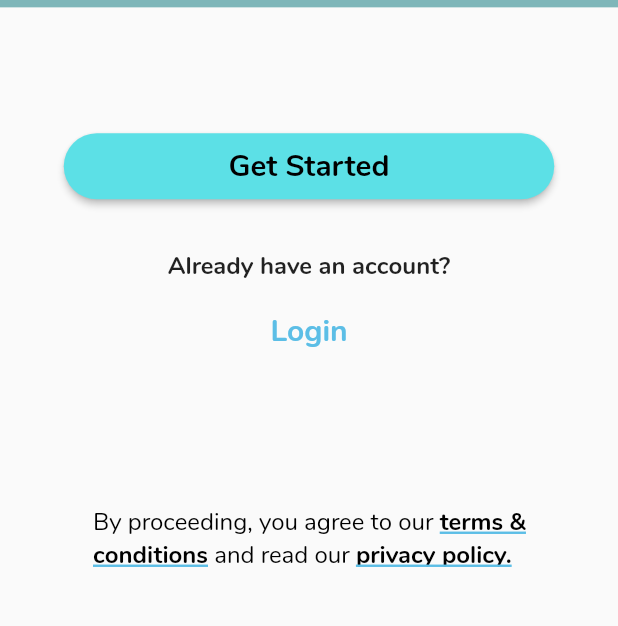
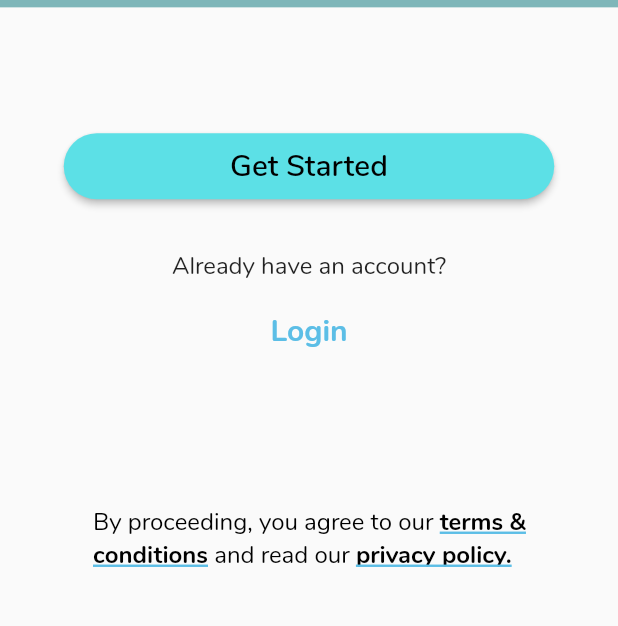
Before and after one commit to anandhuAdapNxt/healthproject, a Flutter app: the screen it shows after launch, on a phone screen of 412 x 824 dp, the part 574-1200 px from its top. Run offline on Flutter 3.47's test engine with Material 2 defaults, Android fonts, the phone set to English and light mode, and no system bars; our stand-ins replace unicons.

```diff
--- a/lib/screens/loginpage/screen_loginpage.dart
+++ b/lib/screens/loginpage/screen_loginpage.dart
@@ -45,7 +45,7 @@ class ScreenLoginPage extends StatelessWidget {
                     'Get Started',
                     style: TextStyle(
                       fontSize: 20,
-                      fontFamily: "Nunito",
+                      fontFamily: "Nunito600",
                       fontStyle: FontStyle.normal,
                       fontWeight: FontWeight.w600,
                       color: Color(0xff000000),
@@ -60,7 +60,7 @@ class ScreenLoginPage extends StatelessWidget {
                 'Already have an account?',
                 style: TextStyle(
                   fontSize: 16,
-                  fontFamily: "Nunito",
+                  fontFamily: "NunitoRegular",
                   fontStyle: FontStyle.normal,
                   fontWeight: FontWeight.w400,
                 ),
--- a/lib/screens/widgets/bottom_nav.dart
+++ b/lib/screens/widgets/bottom_nav.dart
@@ -32,7 +32,7 @@ class _BottomNavigationState extends State<BottomNavigation> {
         color: Colors.black,
       ),
       unselectedLabelStyle: const TextStyle(
-        fontFamily: "Nunito",
+        fontFamily: "NunitoRegular",
         fontWeight: FontWeight.w400,
         fontStyle: FontStyle.normal,
         color: Color(
--- a/pubspec.yaml
+++ b/pubspec.yaml
@@ -93,6 +93,12 @@ flutter:
     - family: NunitoRegular
       fonts:
         - asset: assets/fonts/Nunito-regular.ttf
+    - family: Nunito600
+      fonts:
+        - asset: assets/fonts/Nunito-600.ttf
+    - family: Nunito800
+      fonts:
+        - asset: assets/fonts/Nunito-800.ttf
   #   - family: Trajan Pro
   #     fonts:
   #       - asset: fonts/TrajanPro.ttf
```
Also changed, not shown: lib/screens/homepage/screen_add_medicine.dart (+5 -5 lines), lib/screens/homepage/screen_hompage.dart (+4 -4 lines), lib/screens/homepage/screen_splash.dart (+6 -4 lines), assets/fonts/Nunito-600.ttf (added), assets/fonts/Nunito-800.ttf (added).
